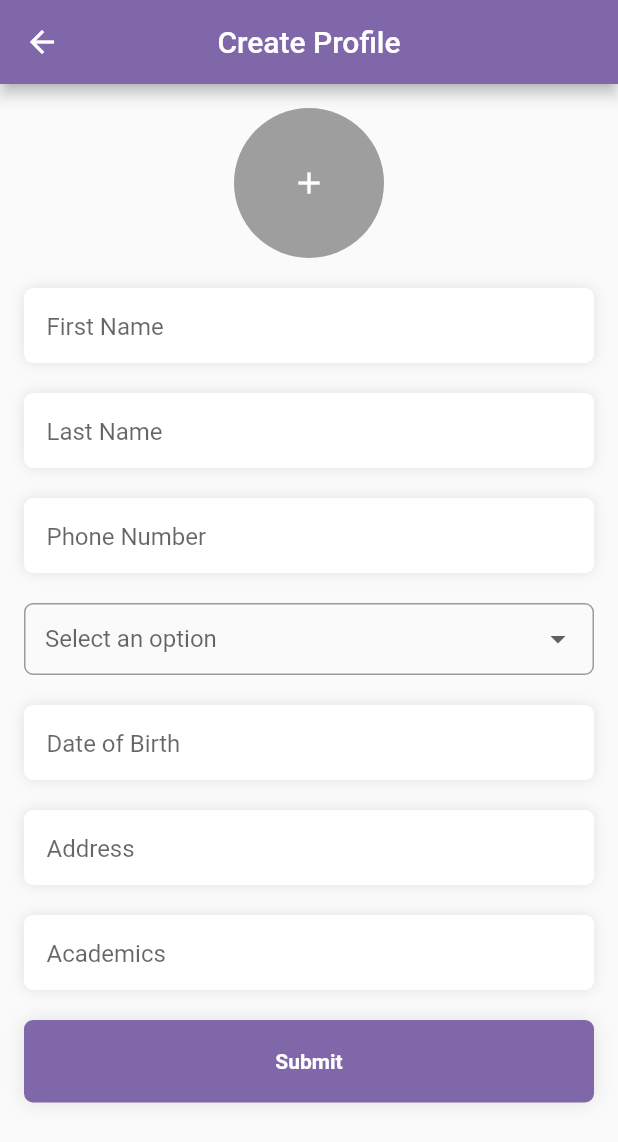
After one commit to CampusConnect-Organization/CampusConnect-App, a Flutter app: the ProfileCreateView screen opened directly, on a phone screen of 412 x 824 dp. The commit adds this screen. Shown: the top 1142 px of the screen. Run offline on Flutter 3.47's test engine with Material 2 defaults, Android fonts, the phone set to English and light mode, and no system bars; our stand-ins replace get, hexcolor, image_picker, shared_preferences; accounts and stored records are empty; network calls fail.

Commit message:
feat: complete student profile creation

```diff
--- a/lib/main.dart
+++ b/lib/main.dart
@@ -1,4 +1,4 @@
-import 'package:campus_connect_app/view/profile.view.dart';
+import 'package:campus_connect_app/view/splash.view.dart';
 import 'package:flutter/material.dart';
 import 'package:get/get.dart';
 
@@ -14,7 +14,7 @@ class App extends StatelessWidget {
     return const GetMaterialApp(
       debugShowCheckedModeBanner: false,
       defaultTransition: Transition.fade,
-      home: UserProfileView(),
+      home: SplashView(),
     );
   }
 }
--- a/lib/models/profile.model.dart
+++ b/lib/models/profile.model.dart
@@ -34,21 +34,20 @@ class Profile {
 
 class Data {
   int id;
-  String fullName;
+  dynamic fullName;
   String firstName;
   String lastName;
   String phone;
   String gender;
-  DateTime dateOfBirth;
+  String dateOfBirth;
   String address;
   String academics;
-  String profilePicture;
+  String? profilePicture;
   bool isVerified;
   dynamic symbolNumber;
 
   Data({
     required this.id,
-    required this.fullName,
     required this.firstName,
     required this.lastName,
     required this.phone,
@@ -57,7 +56,8 @@ class Data {
     required this.address,
     required this.academics,
     required this.isVerified,
-    required this.profilePicture,
+    this.profilePicture,
+    this.fullName,
     this.symbolNumber,
   });
 
@@ -67,7 +67,7 @@ class Data {
       lastName: json["last_name"],
       phone: json["phone"],
       gender: json["gender"],
-      dateOfBirth: DateTime.parse(json["date_of_birth"]),
+      dateOfBirth: json["date_of_birth"],
       address: json["address"],
       academics: json["academics"],
       isVerified: json["is_verified"],
@@ -81,8 +81,7 @@ class Data {
         "last_name": lastName,
         "phone": phone,
         "gender": gender,
-        "date_of_birth":
-            "${dateOfBirth.year.toString().padLeft(4, '0')}-${dateOfBirth.month.toString().padLeft(2, '0')}-${dateOfBirth.day.toString().padLeft(2, '0')}",
+        "date_of_birth": dateOfBirth,
         "address": address,
         "academics": academics,
         "is_verified": isVerified,
--- a/lib/services/profile.service.dart
+++ b/lib/services/profile.service.dart
@@ -1,4 +1,6 @@
+import 'dart:convert';
 import 'dart:developer';
+import 'dart:io';
 import 'package:campus_connect_app/view/login.view.dart';
 import 'package:http/http.dart' as http;
 import 'package:campus_connect_app/models/profile.model.dart';
@@ -14,7 +16,7 @@ class ProfileAPIService {
       var url = Uri.parse(ApiConstants.baseUrl + ApiConstants.profileEndpoint);
       Object? accessToken = prefs.get("accessToken");
       if (accessToken == null) {
-        Get.to(() => const LoginView());
+        Get.off(() => const LoginView());
       }
       var response = await http
           .get(url, headers: {"Authorization": "Bearer $accessToken"});
@@ -29,4 +31,50 @@ class ProfileAPIService {
       log(e.toString());
     }
   }
+
+  Future<dynamic> createProfile(
+      String phone,
+      String gender,
+      String dateOfBirth,
+      String address,
+      String firstName,
+      String lastName,
+      String academics,
+      File? imageFile) async {
+    try {
+      SharedPreferences prefs = await SharedPreferences.getInstance();
+      var url = Uri.parse(ApiConstants.baseUrl + ApiConstants.profileEndpoint);
+      Object? accessToken = prefs.get("accessToken");
+      if (accessToken == null) {
+        Get.off(() => const LoginView());
+      }
+      var request = http.MultipartRequest("POST", url);
+      request.headers["Authorization"] = "Bearer $accessToken";
+      request.files.add(
+        await http.MultipartFile.fromPath("profile_picture", imageFile!.path),
+      );
+      var body = {
+        "phone": phone,
+        "gender": gender,
+        "date_of_birth": dateOfBirth,
+        "address": address,
+        "academics": academics,
+        "first_name": firstName,
+        "last_name": lastName,
+      };
+
+      request.fields["data"] = json.encode(body);
+      final response = await request.send();
+      final responseBody = await response.stream.bytesToString();
+      if (response.statusCode == 200) {
+        Profile profile = profileFromJson(responseBody);
+        return profile;
+      } else {
+        Errors errors = errorsFromJson(responseBody);
+        return errors;
+      }
+    } catch (e) {
+      log(e.toString());
+    }
+  }
 }
--- a/lib/utils/constants.dart
+++ b/lib/utils/constants.dart
@@ -1,5 +1,5 @@
 class ApiConstants {
-  static String baseUrl = 'http://192.168.1.72:8000/';
+  static String baseUrl = 'http://192.168.1.71:8000/';
   static String loginEndpoint = 'api/auth/login/';
   static String registerEndpoint = 'api/auth/register/';
   static String profileEndpoint = "api/student-profile/";
--- a/lib/view/login.view.dart
+++ b/lib/view/login.view.dart
@@ -78,6 +78,7 @@ class _LoginViewState extends State<LoginView> {
                   TextFormGlobal(
                     controller: usernameController,
                     obscure: false,
+                    labelText: "Username",
                     text: 'Username',
                     textInputType: TextInputType.text,
                   ),
@@ -89,6 +90,7 @@ class _LoginViewState extends State<LoginView> {
                     controller: passwordController,
                     obscure: true,
                     text: 'Password',
+                    labelText: "Password",
                     textInputType: TextInputType.text,
                   ),
                   const SizedBox(
@@ -110,7 +112,7 @@ class _LoginViewState extends State<LoginView> {
                                 "accessToken", model.data.accessToken);
                             await pref.setString(
                                 "refreshToken", model.data.refreshToken);
-                            Get.to(() => const HomeView());
+                            Get.off(() => const HomeView());
                             generateSuccessSnackbar("Success", model.message);
                           }
                         } else if (result is Errors) {
@@ -144,7 +146,7 @@ class _LoginViewState extends State<LoginView> {
             const Text("Don't have an account?"),
             InkWell(
               onTap: () {
-                Get.to(() => const RegisterView());
+                Get.off(() => const RegisterView());
               },
               child: Text(
                 " Signup",
--- a/lib/view/profile.view.dart
+++ b/lib/view/profile.view.dart
@@ -34,7 +34,7 @@ class _UserProfileViewState extends State<UserProfileView> {
         _profile = profile;
       });
     } else {
-      Get.to(() => const LoginView());
+      Get.off(() => const LoginView());
     }
   }
 
@@ -46,7 +46,7 @@ class _UserProfileViewState extends State<UserProfileView> {
         centerTitle: true,
         leading: IconButton(
           onPressed: () {
-            Get.to(const HomeView());
+            Get.off(const HomeView());
           },
           icon: const Icon(Icons.arrow_back),
         ),
@@ -74,7 +74,7 @@ class _UserProfileViewState extends State<UserProfileView> {
                         CircleAvatar(
                           radius: 50,
                           backgroundImage: NetworkImage(ApiConstants.baseUrl +
-                              _profile!.data.profilePicture),
+                              _profile!.data.profilePicture!),
                         ),
                         Positioned(
                             bottom: 0,
@@ -149,7 +149,7 @@ class _UserProfileViewState extends State<UserProfileView> {
                                       color: Colors.grey),
                                   const SizedBox(width: 10),
                                   Text(
-                                    "${_profile!.data.dateOfBirth.year.toString()}-${_profile!.data.dateOfBirth.month.toString()}-${_profile!.data.dateOfBirth.day.toString()}",
+                                    _profile!.data.dateOfBirth,
                                     style: const TextStyle(fontSize: 16),
                                   ),
                                 ],
--- /dev/null
+++ b/lib/view/profileCreate.view.dart
@@ -0,0 +1,242 @@
+// ignore_for_file: avoid_print
+
+import 'dart:io';
+
+import 'package:campus_connect_app/models/error.model.dart';
+import 'package:campus_connect_app/models/profile.model.dart';
+import 'package:campus_connect_app/services/profile.service.dart';
+import 'package:campus_connect_app/utils/global.colors.dart';
+import 'package:campus_connect_app/utils/snackbar.dart';
+import 'package:campus_connect_app/view/home.view.dart';
+import 'package:campus_connect_app/view/widgets/button.global.dart';
+import 'package:campus_connect_app/view/widgets/text.form.global.dart';
+import 'package:flutter/material.dart';
+import 'package:flutter/services.dart';
+import 'package:get/get.dart';
+import 'package:image_picker/image_picker.dart';
+import 'package:intl/intl.dart';
+
+import '../utils/constants.dart';
+
+class ProfileCreateView extends StatefulWidget {
+  const ProfileCreateView({super.key});
+
+  @override
+  State<ProfileCreateView> createState() => ProfileCreateViewState();
+}
+
+class ProfileCreateViewState extends State<ProfileCreateView> {
+  late final Profile profile;
+  late final Errors errors;
+
+  DateTime selectedDate = DateTime.now();
+  File? image;
+  List<String> options = ['male', 'female', 'other'];
+  String? selectedOption;
+  final TextEditingController firstNameController = TextEditingController();
+  final TextEditingController lastNameController = TextEditingController();
+  final TextEditingController phoneController = TextEditingController();
+  final TextEditingController genderController = TextEditingController();
+  final TextEditingController dateController = TextEditingController();
+  final TextEditingController addressController = TextEditingController();
+  final TextEditingController academicsController = TextEditingController();
+
+  Future pickImage() async {
+    try {
+      final pickedImage =
+          await ImagePicker().pickImage(source: ImageSource.gallery);
+      if (pickedImage == null) return;
+      final imageTemp = File(pickedImage.path);
+      setState(() {
+        image = imageTemp;
+      });
+    } on PlatformException catch (e) {
+      print("Failed to pick image: $e");
+    }
+  }
+
+  Future<void> _selectDate(BuildContext context) async {
+    final DateTime? picked = await showDatePicker(
+        initialDate: selectedDate,
+        context: context,
+        firstDate: DateTime(1960, 8),
+        lastDate: DateTime(2101));
+    if (picked != null && picked != selectedDate) {
+      setState(() {
+        selectedDate = picked;
+      });
+    }
+  }
+
+  @override
+  Widget build(BuildContext context) {
+    return Scaffold(
+      appBar: AppBar(
+        title: const Text("Create Profile"),
+        centerTitle: true,
+        leading: const IconButton(
+          icon: Icon(
+            Icons.arrow_back,
+            color: Colors.white,
+          ),
+          onPressed: null,
+        ),
+        backgroundColor: GlobalColors.mainColor,
+        foregroundColor: Colors.white,
+      ),
+      body: SingleChildScrollView(
+        child: Container(
+          padding: const EdgeInsets.all(16.0),
+          child: Center(
+            child: Column(
+              children: [
+                InkWell(
+                  onTap: () async {
+                    await pickImage();
+                  },
+                  child: CircleAvatar(
+                    backgroundColor: Colors.grey,
+                    radius: 50,
+                    backgroundImage: image != null ? FileImage(image!) : null,
+                    child: image == null
+                        ? const Icon(
+                            Icons.add,
+                            color: Colors.white,
+                          )
+                        : null,
+                  ),
+                ),
+                const SizedBox(height: 20),
+                TextFormGlobal(
+                  labelText: "First Name",
+                  controller: firstNameController,
+                  text: "Enter first name",
+                  textInputType: TextInputType.text,
+                  obscure: false,
+                ),
+                const SizedBox(
+                  height: 20,
+                ),
+                TextFormGlobal(
+                  controller: lastNameController,
+                  text: "Enter last name",
+                  textInputType: TextInputType.text,
+                  obscure: false,
+                  labelText: "Last Name",
+                ),
+                const SizedBox(
+                  height: 20,
+                ),
+                TextFormGlobal(
+                  controller: phoneController,
+                  text: "Enter phone number",
+                  textInputType: TextInputType.number,
+                  obscure: false,
+                  labelText: "Phone Number",
+                ),
+                const SizedBox(
+                  height: 20,
+                ),
+                DropdownButtonFormField(
+                  decoration: InputDecoration(
+                    hintText: 'Select an option',
+                    border: OutlineInputBorder(
+                      borderRadius: BorderRadius.circular(6),
+                    ),
+                    contentPadding: const EdgeInsets.only(top: 3, left: 14),
+                  ),
+                  value: selectedOption,
+                  onChanged: (newValue) {
+                    setState(() {
+                      selectedOption = newValue;
+                    });
+                  },
+                  items: options.map<DropdownMenuItem<String>>((String value) {
+                    return DropdownMenuItem<String>(
+                      value: value,
+                      child: Text(titleCase(value)),
+                    );
+                  }).toList(),
+                ),
+                const SizedBox(
+                  height: 20,
+                ),
+                TextFormGlobal(
+                  controller: dateController,
+                  text: "Enter DOB",
+                  textInputType: TextInputType.none,
+                  obscure: false,
+                  labelText: "Date of Birth",
+                  onTap: () {
+                    _selectDate(context);
+                    dateController.text =
+                        DateFormat('yyyy-MM-dd').format(selectedDate);
+                  },
+                ),
+                const SizedBox(
+                  height: 20,
+                ),
+                TextFormGlobal(
+                  controller: addressController,
+                  text: "Enter your address",
+                  textInputType: TextInputType.streetAddress,
+                  obscure: false,
+                  labelText: "Address",
+                ),
+                const SizedBox(
+                  height: 20,
+                ),
+                TextFormGlobal(
+                  controller: academicsController,
+                  text: "Enter your academics",
+                  textInputType: TextInputType.text,
+                  obscure: false,
+                  labelText: "Academics",
+                ),
+                const SizedBox(
+                  height: 20,
+                ),
+                ButtonGlobal(
+                    text: "Submit",
+                    onTap: () async {
+                      try {
+                        if (image == null) {
+                          generateErrorSnackbar(
+                              "Error", "Please select a profile picture");
+                          return;
+                        }
+                        dynamic result =
+                            await ProfileAPIService().createProfile(
+                          phoneController.text,
+                          selectedOption!,
+                          dateController.text,
+                          addressController.text,
+                          firstNameController.text,
+                          lastNameController.text,
+                          academicsController.text,
+                          image!,
+                        );
+
+                        if (result is Profile) {
+                          profile = result;
+                          if (profile.success) {
+                            Get.off(() => const HomeView());
+                            generateSuccessSnackbar("Success", profile.message);
+                          }
+                        } else if (result is Errors) {
+                          errors = result;
+                          generateErrorSnackbar("Error", errors.message);
+                        }
+                      } catch (e) {
+                        generateErrorSnackbar(
+                            "Error", "An unspecified error occurred!");
+                      }
+                    })
+              ],
+            ),
+          ),
+        ),
+      ),
+    );
+  }
+}
--- a/lib/view/splash.view.dart
+++ b/lib/view/splash.view.dart
@@ -12,15 +12,15 @@ class SplashView extends StatelessWidget {
   @override
   Widget build(BuildContext context) {
     Timer(const Duration(seconds: 2), () {
-      Get.to(() => const LoginView());
+      Get.off(() => const LoginView());
     });
     return Center(
       child: Scaffold(
         backgroundColor: GlobalColors.mainColor,
-        body: Center(
+        body: const Center(
           child: Column(
             mainAxisAlignment: MainAxisAlignment.center,
-            children: const [
+            children: [
               Image(
                 image: AssetImage("images/logo.png"),
                 height: 150,
--- a/lib/view/widgets/text.form.global.dart
+++ b/lib/view/widgets/text.form.global.dart
@@ -1,16 +1,21 @@
 import 'package:flutter/material.dart';
 
 class TextFormGlobal extends StatelessWidget {
-  const TextFormGlobal(
-      {super.key,
-      required this.controller,
-      required this.text,
-      required this.textInputType,
-      required this.obscure});
+  TextFormGlobal({
+    super.key,
+    required this.controller,
+    required this.text,
+    required this.textInputType,
+    required this.obscure,
+    required this.labelText,
+    this.onTap,
+  });
   final TextEditingController controller;
   final String text;
   final TextInputType textInputType;
   final bool obscure;
+  final String labelText;
+  Function()? onTap;
 
   @override
   Widget build(BuildContext context) {
@@ -33,8 +38,10 @@ class TextFormGlobal extends StatelessWidget {
         decoration: InputDecoration(
             hintText: text,
             border: InputBorder.none,
+            labelText: labelText,
             contentPadding: const EdgeInsets.all(0),
             hintStyle: const TextStyle(height: 1)),
+        onTap: onTap ?? null,
       ),
     );
   }
--- a/pubspec.yaml
+++ b/pubspec.yaml
@@ -39,6 +39,8 @@ dependencies:
   shared_preferences: ^2.1.1
   get: ^4.6.5
   hexcolor: ^3.0.1
+  image_picker: ^0.8.7+5
+  intl: ^0.18.1
 
 dev_dependencies:
   flutter_test:
```
Also changed, not shown: lib/view/home.view.dart (+5 -4 lines), lib/view/register.view.dart (+5 -2 lines), pubspec.lock, 2 other files.
